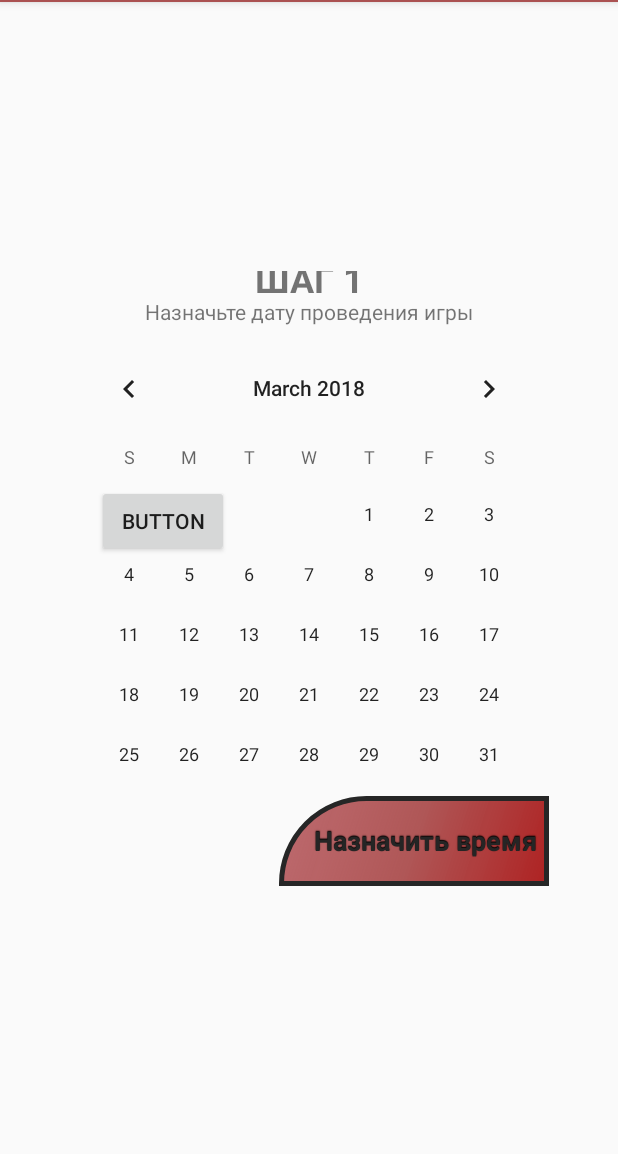
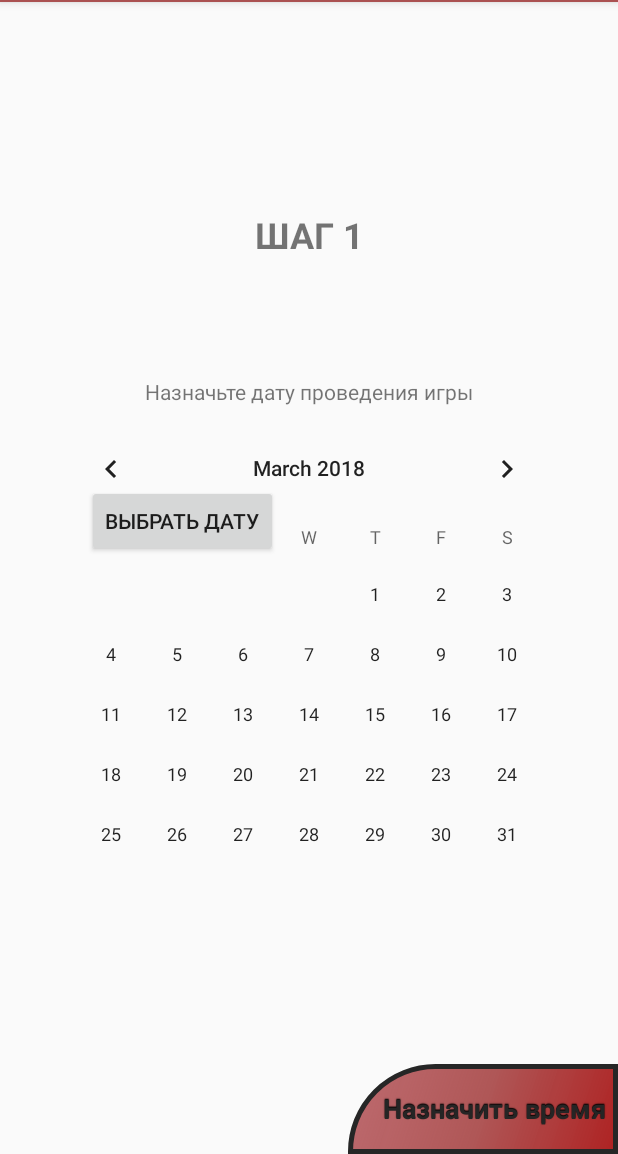
Before and after one commit to Konanov/PongManiaAndroid, an Android app: the PlanGameActivity screen opened directly, with no data from a screen before it, after a tap on an icon or button, on a phone screen of 412 x 824 dp, the part 82-1236 px from its top. Run offline under Robolectric (Android 15) with nearby library versions, the phone set to English and light mode, and no system bars; our stand-ins replace ButterKnife, RxJava; Roboto replaces fonts that are not available here; 4 statements that could not run were skipped; 1 other tap on this screen came first.

```diff
--- a/app/src/main/java/com/pongmania/konanov/activity/PlayerProfileActivity.kt
+++ b/app/src/main/java/com/pongmania/konanov/activity/PlayerProfileActivity.kt
@@ -1,6 +1,5 @@
 package com.pongmania.konanov.activity
 
-import android.content.Intent
 import android.os.Bundle
 import android.support.v7.app.AppCompatActivity
 import android.widget.Button
--- a/app/src/main/res/layout/activity_plan_game.xml
+++ b/app/src/main/res/layout/activity_plan_game.xml
@@ -1,24 +1,9 @@
 <?xml version="1.0" encoding="utf-8"?>
 <android.support.constraint.ConstraintLayout xmlns:android="http://schemas.android.com/apk/res/android"
     xmlns:app="http://schemas.android.com/apk/res-auto"
-    xmlns:tools="http://schemas.android.com/tools"
+    android:id="@+id/planGameActivity"
     android:layout_width="match_parent"
     android:layout_height="match_parent">
-
-    <FrameLayout
-        android:id="@+id/planGameFrame"
-        android:layout_width="320dp"
-        android:layout_height="410dp"
-        android:layout_marginBottom="8dp"
-        android:layout_marginEnd="8dp"
-        android:layout_marginStart="8dp"
-        android:layout_marginTop="8dp"
-        app:layout_constraintBottom_toBottomOf="parent"
-        app:layout_constraintEnd_toEndOf="parent"
-        app:layout_constraintStart_toStartOf="parent"
-        app:layout_constraintTop_toTopOf="parent">
-
-    </FrameLayout>
 
     <Button
         android:id="@+id/pickDate"
@@ -28,11 +13,24 @@
         android:layout_marginEnd="8dp"
         android:layout_marginStart="8dp"
         android:layout_marginTop="8dp"
-        android:text="Button"
+        android:text="Выбрать дату"
         app:layout_constraintBottom_toBottomOf="parent"
         app:layout_constraintEnd_toEndOf="parent"
         app:layout_constraintHorizontal_bias="0.185"
         app:layout_constraintStart_toStartOf="parent"
         app:layout_constraintTop_toTopOf="parent"
         app:layout_constraintVertical_bias="0.97" />
+
+    <FrameLayout
+        android:id="@+id/planGameFrame"
+        android:layout_width="wrap_content"
+        android:layout_height="wrap_content"
+        android:layout_marginBottom="8dp"
+        android:layout_marginEnd="8dp"
+        android:layout_marginStart="8dp"
+        android:layout_marginTop="8dp"
+        app:layout_constraintBottom_toBottomOf="parent"
+        app:layout_constraintEnd_toEndOf="parent"
+        app:layout_constraintStart_toStartOf="parent"
+        app:layout_constraintTop_toTopOf="parent" />
 </android.support.constraint.ConstraintLayout>
```
Also changed, not shown: app/src/main/java/com/pongmania/konanov/activity/PlanGameActivity.kt (+2 -15 lines), app/src/main/java/com/pongmania/konanov/fragments/PickDateFragment.kt (+28 -1 lines).
